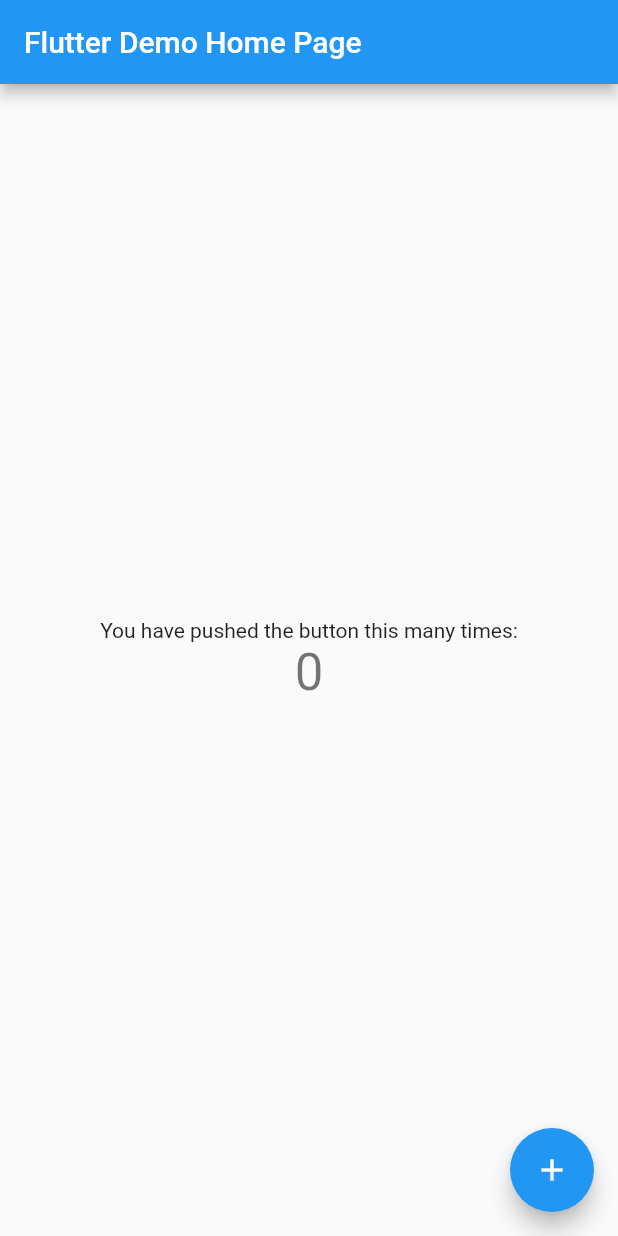
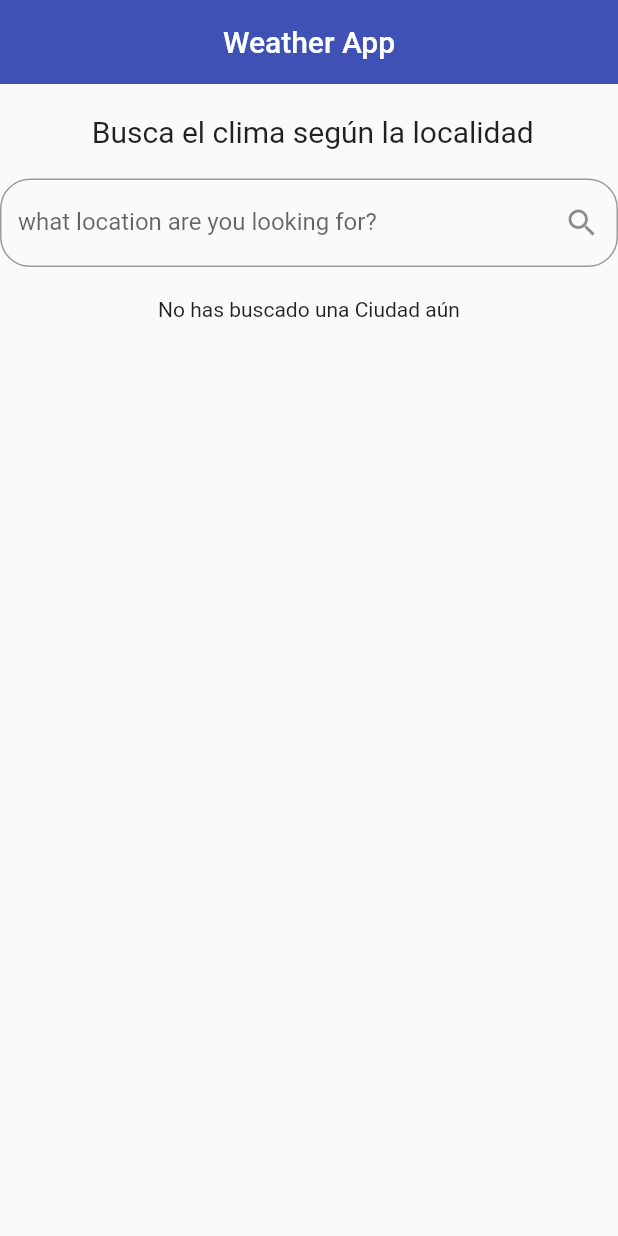
Before and after one commit to Hg115/weather_app-tdd, a Flutter app: the screen it shows after launch, on a phone screen of 412 x 824 dp. Run offline on Flutter 3.47's test engine with Material 2 defaults, Android fonts, the phone set to English and light mode, and no system bars; our stand-ins replace bloc, dartz, equatable, flutter_bloc, get_it, internet_connection_checker.

Commit message:
Presentation finished

```diff
--- a/lib/core/error/exceptions.dart
+++ b/lib/core/error/exceptions.dart
@@ -1,3 +1,3 @@
 class ServerException implements Exception {}
 
-class CacheException implements Exception {}
+class ServeMaintenance implements Exception {}
--- /dev/null
+++ b/lib/features/weather/presentation/pages/homepage.dart
@@ -0,0 +1,78 @@
+import 'package:flutter/material.dart';
+import 'package:flutter_bloc/flutter_bloc.dart';
+
+import '../bloc/weather_bloc.dart';
+import '../widgets/widgets.dart';
+
+class HomePage extends StatelessWidget {
+  static const String routeName = 'home';
+
+  const HomePage({super.key});
+
+  @override
+  Widget build(BuildContext context) {
+    return Scaffold(
+        appBar: AppBar(
+          centerTitle: true,
+          title: const Text("Weather App"),
+        ),
+        body: SingleChildScrollView(
+          child: Column(
+            children: const [
+              _Header(),
+              SizedBox(height: 20),
+              _Content(),
+            ],
+          ),
+        ));
+  }
+}
+
+class _Header extends StatelessWidget {
+  const _Header();
+
+  @override
+  Widget build(BuildContext context) {
+    return SingleChildScrollView(
+      child: Column(
+        crossAxisAlignment: CrossAxisAlignment.center,
+        children: const [
+          SizedBox(height: 20),
+          Text(
+            ' Busca el clima según la localidad',
+            style: TextStyle(fontSize: 20),
+            textAlign: TextAlign.start,
+          ),
+          SizedBox(height: 20),
+          SearchCity(),
+        ],
+      ),
+    );
+  }
+}
+
+class _Content extends StatelessWidget {
+  const _Content();
+
+  @override
+  Widget build(BuildContext context) {
+    return BlocBuilder<WeatherBloc, WeatherState>(
+      builder: (context, state) {
+        if (state is Loading) {
+          return const Center(child: CircularProgressIndicator());
+        }
+
+        if (state is Error) return DisplayMensaje(mensaje: state.message);
+
+        if (state is LoadedWeather) {
+          return DisplayCity(
+            weather: state.weather,
+            forecast: state.weather.forecast,
+          );
+        }
+
+        return const DisplayMensaje(mensaje: 'No has buscado una Ciudad aún');
+      },
+    );
+  }
+}
--- /dev/null
+++ b/lib/features/weather/presentation/widgets/message_display.dart
@@ -0,0 +1,17 @@
+import 'package:flutter/material.dart';
+
+class DisplayMensaje extends StatelessWidget {
+  final String mensaje;
+
+  const DisplayMensaje({super.key, required this.mensaje});
+
+  @override
+  Widget build(BuildContext context) {
+    return Center(
+      child: Text(
+        mensaje,
+        textAlign: TextAlign.center,
+      ),
+    );
+  }
+}
--- /dev/null
+++ b/lib/features/weather/presentation/widgets/search_city.dart
@@ -0,0 +1,35 @@
+import 'package:flutter/material.dart';
+import 'package:flutter_bloc/flutter_bloc.dart';
+
+import '../bloc/weather_bloc.dart';
+
+class SearchCity extends StatefulWidget {
+  const SearchCity({super.key});
+
+  @override
+  State<StatefulWidget> createState() => _SearchCity();
+}
+
+class _SearchCity extends State<StatefulWidget> {
+  final controller = TextEditingController();
+  String city = ' ';
+
+  @override
+  Widget build(BuildContext context) {
+    return TextField(
+      onChanged: (value) => city = value,
+      onSubmitted: (_) {
+        controller.clear();
+        BlocProvider.of<WeatherBloc>(context, listen: false)
+            .add(GetWeather(city));
+      },
+      decoration: InputDecoration(
+        border: OutlineInputBorder(
+          borderRadius: BorderRadius.circular(20),
+        ),
+        labelText: 'what location are you looking for?',
+        suffixIcon: const Icon(Icons.search),
+      ),
+    );
+  }
+}
--- /dev/null
+++ b/lib/features/weather/presentation/widgets/widgets.dart
@@ -0,0 +1,5 @@
+export 'package:weather_app/features/weather/presentation/widgets/cards_weather.dart';
+export 'package:weather_app/features/weather/presentation/widgets/forecast_cards.dart';
+export 'package:weather_app/features/weather/presentation/widgets/message_display.dart';
+export 'package:weather_app/features/weather/presentation/widgets/search_city.dart';
+export 'package:weather_app/features/weather/presentation/widgets/show_city.dart';
--- a/lib/main.dart
+++ b/lib/main.dart
@@ -1,115 +1,38 @@
 import 'package:flutter/material.dart';
+import 'package:flutter_bloc/flutter_bloc.dart';
+import 'package:weather_app/features/weather/presentation/bloc/weather_bloc.dart';
+import 'package:weather_app/injection_container.dart' as inj;
+
+import 'features/weather/presentation/pages/homepage.dart';
 
 void main() {
+  inj.init();
   runApp(const MyApp());
 }
 
 class MyApp extends StatelessWidget {
   const MyApp({super.key});
 
-  // This widget is the root of your application.
   @override
   Widget build(BuildContext context) {
-    return MaterialApp(
-      title: 'Flutter Demo',
-      theme: ThemeData(
-        // This is the theme of your application.
-        //
-        // Try running your application with "flutter run". You'll see the
-        // application has a blue toolbar. Then, without quitting the app, try
-        // changing the primarySwatch below to Colors.green and then invoke
-        // "hot reload" (press "r" in the console where you ran "flutter run",
-        // or simply save your changes to "hot reload" in a Flutter IDE).
-        // Notice that the counter didn't reset back to zero; the application
-        // is not restarted.
-        primarySwatch: Colors.blue,
+    return BlocProvider(
+      create: (_) => inj.sl<WeatherBloc>(),
+      child: MaterialApp(
+        debugShowCheckedModeBanner: false,
+        title: 'Weather App',
+        initialRoute: HomePage.routeName,
+        routes: {
+          HomePage.routeName: (_) => const HomePage(),
+        },
+        theme: _themeData(),
       ),
-      home: const MyHomePage(title: 'Flutter Demo Home Page'),
     );
   }
-}
 
-class MyHomePage extends StatefulWidget {
-  const MyHomePage({super.key, required this.title});
-
-  // This widget is the home page of your application. It is stateful, meaning
-  // that it has a State object (defined below) that contains fields that affect
-  // how it looks.
-
-  // This class is the configuration for the state. It holds the values (in this
-  // case the title) provided by the parent (in this case the App widget) and
-  // used by the build method of the State. Fields in a Widget subclass are
-  // always marked "final".
-
-  final String title;
-
-  @override
-  State<MyHomePage> createState() => _MyHomePageState();
-}
-
-class _MyHomePageState extends State<MyHomePage> {
-  int _counter = 0;
-
-  void _incrementCounter() {
-    setState(() {
-      // This call to setState tells the Flutter framework that something has
-      // changed in this State, which causes it to rerun the build method below
-      // so that the display can reflect the updated values. If we changed
-      // _counter without calling setState(), then the build method would not be
-      // called again, and so nothing would appear to happen.
-      _counter++;
-    });
-  }
-
-  @override
-  Widget build(BuildContext context) {
-    // This method is rerun every time setState is called, for instance as done
-    // by the _incrementCounter method above.
-    //
-    // The Flutter framework has been optimized to make rerunning build methods
-    // fast, so that you can just rebuild anything that needs updating rather
-    // than having to individually change instances of widgets.
-    return Scaffold(
-      appBar: AppBar(
-        // Here we take the value from the MyHomePage object that was created by
-        // the App.build method, and use it to set our appbar title.
-        title: Text(widget.title),
-      ),
-      body: Center(
-        // Center is a layout widget. It takes a single child and positions it
-        // in the middle of the parent.
-        child: Column(
-          // Column is also a layout widget. It takes a list of children and
-          // arranges them vertically. By default, it sizes itself to fit its
-          // children horizontally, and tries to be as tall as its parent.
-          //
-          // Invoke "debug painting" (press "p" in the console, choose the
-          // "Toggle Debug Paint" action from the Flutter Inspector in Android
-          // Studio, or the "Toggle Debug Paint" command in Visual Studio Code)
-          // to see the wireframe for each widget.
-          //
-          // Column has various properties to control how it sizes itself and
-          // how it positions its children. Here we use mainAxisAlignment to
-          // center the children vertically; the main axis here is the vertical
-          // axis because Columns are vertical (the cross axis would be
-          // horizontal).
-          mainAxisAlignment: MainAxisAlignment.center,
-          children: <Widget>[
-            const Text(
-              'You have pushed the button this many times:',
-            ),
-            Text(
-              '$_counter',
-              style: Theme.of(context).textTheme.headlineMedium,
-            ),
-          ],
-        ),
-      ),
-      floatingActionButton: FloatingActionButton(
-        onPressed: _incrementCounter,
-        tooltip: 'Increment',
-        child: const Icon(Icons.add),
-      ), // This trailing comma makes auto-formatting nicer for build methods.
-    );
+  ThemeData _themeData() {
+    return ThemeData.light().copyWith(
+        appBarTheme: const AppBarTheme(elevation: 0, color: Colors.indigo),
+        floatingActionButtonTheme: const FloatingActionButtonThemeData(
+            backgroundColor: Colors.indigo, elevation: 0));
   }
 }
```
Also changed, not shown: lib/core/theme/theme.dart (added, +13 -0 lines), lib/features/weather/presentation/pages/homescreen.dart (deleted, +0 -10 lines), lib/features/weather/presentation/widgets/cards_weather.dart (added, +42 -0 lines), lib/features/weather/presentation/widgets/forecast_cards.dart (added, +100 -0 lines), lib/features/weather/presentation/widgets/show_city.dart (added, +92 -0 lines), lib/features/weather/presentation/widgets/temperature_color.dart (added, +59 -0 lines), lib/injection_container.dart (+46 -0 lines), pubspec.yaml (+9 -11 lines), pubspec.lock.
